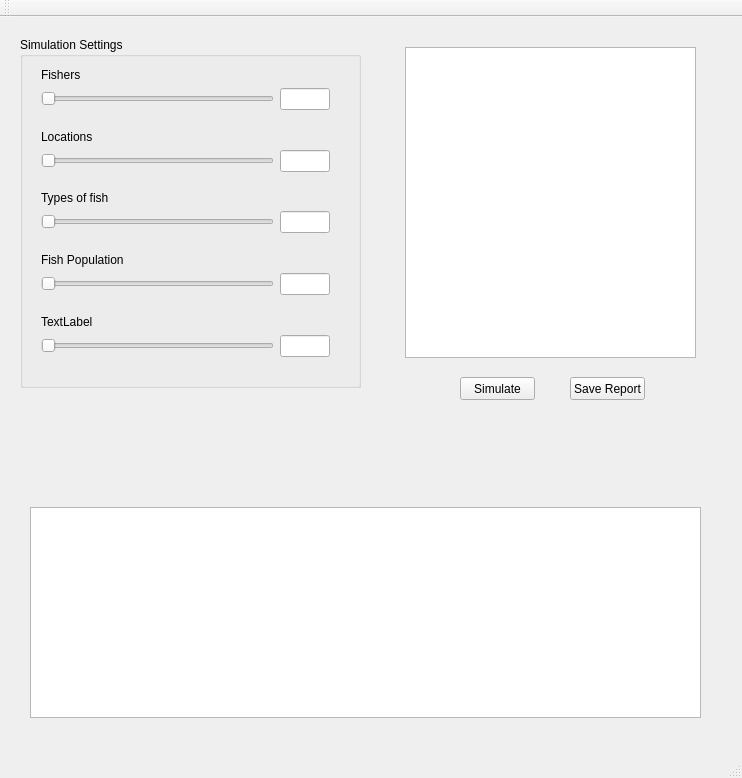
Before: the Qt Designer form CrowdAnalysys/mainwindow.ui in AlexanderJHill/Software-Engineering, drawn with Qt 5.
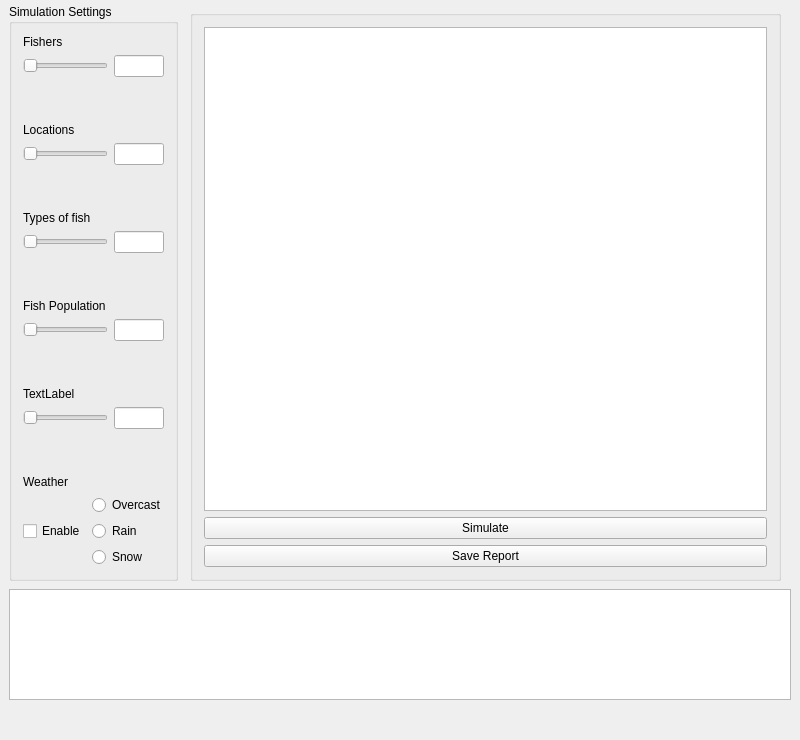
After: the same form once the commit is applied.

Commit message: further GUI rearranging

What changed in the file:
```diff
--- a/CrowdAnalysys/mainwindow.ui
+++ b/CrowdAnalysys/mainwindow.ui
@@ -6,45 +6,26 @@
    <rect>
     <x>0</x>
     <y>0</y>
-    <width>742</width>
-    <height>778</height>
+    <width>800</width>
+    <height>740</height>
    </rect>
   </property>
   <property name="windowTitle">
    <string>MainWindow</string>
   </property>
   <widget class="QWidget" name="centralWidget">
-   <widget class="QTextBrowser" name="textBrowser">
-    <property name="geometry">
-     <rect>
-      <x>405</x>
-      <y>30</y>
-      <width>291</width>
-      <height>311</height>
-     </rect>
-    </property>
-   </widget>
    <widget class="QGroupBox" name="groupBox">
     <property name="geometry">
      <rect>
-      <x>20</x>
-      <y>20</y>
-      <width>341</width>
-      <height>351</height>
+      <x>9</x>
+      <y>4</y>
+      <width>169</width>
+      <height>577</height>
      </rect>
     </property>
     <property name="title">
      <string>Simulation Settings</string>
     </property>
-    <widget class="QWidget" name="verticalLayoutWidget">
-     <property name="geometry">
-      <rect>
-       <x>10</x>
-       <y>20</y>
-       <width>311</width>
-       <height>311</height>
-      </rect>
-     </property>
      <layout class="QVBoxLayout" name="verticalLayout">
       <item>
        <widget class="QLabel" name="label">
@@ -87,8 +68,8 @@
         </property>
         <property name="sizeHint" stdset="0">
          <size>
-          <width>20</width>
-          <height>40</height>
+         <width>146</width>
+         <height>34</height>
          </size>
         </property>
        </spacer>
@@ -134,8 +115,8 @@
         </property>
         <property name="sizeHint" stdset="0">
          <size>
-          <width>20</width>
-          <height>40</height>
+         <width>146</width>
+         <height>33</height>
          </size>
         </property>
        </spacer>
@@ -181,8 +162,8 @@
         </property>
         <property name="sizeHint" stdset="0">
          <size>
-          <width>20</width>
-          <height>40</height>
+         <width>146</width>
+         <height>34</height>
          </size>
         </property>
        </spacer>
@@ -222,8 +203,8 @@
         </property>
         <property name="sizeHint" stdset="0">
          <size>
-          <width>20</width>
-          <height>40</height>
+         <width>146</width>
+         <height>33</height>
          </size>
         </property>
        </spacer>
@@ -256,44 +237,114 @@
         </item>
        </layout>
       </item>
-     </layout>
-    </widget>
+     <item>
+      <spacer name="verticalSpacer_5">
+       <property name="orientation">
+        <enum>Qt::Vertical</enum>
+       </property>
+       <property name="sizeHint" stdset="0">
+        <size>
+         <width>138</width>
+         <height>25</height>
+        </size>
+       </property>
+      </spacer>
+     </item>
+     <item>
+      <widget class="QLabel" name="label_6">
+       <property name="text">
+        <string>Weather</string>
+       </property>
+      </widget>
+     </item>
+     <item>
+      <layout class="QHBoxLayout" name="horizontalLayout_6">
+       <item>
+        <widget class="QCheckBox" name="checkBox">
+         <property name="text">
+          <string>Enable</string>
+         </property>
+        </widget>
+       </item>
+       <item>
+        <layout class="QVBoxLayout" name="verticalLayout_3">
+         <item>
+          <widget class="QRadioButton" name="radioButton_3">
+           <property name="text">
+            <string>Overcast</string>
+           </property>
+          </widget>
+         </item>
+         <item>
+          <widget class="QRadioButton" name="radioButton_2">
+           <property name="text">
+            <string>Rain</string>
+           </property>
+          </widget>
+         </item>
+         <item>
+          <widget class="QRadioButton" name="radioButton">
+           <property name="text">
+            <string>Snow</string>
+           </property>
+          </widget>
+         </item>
+        </layout>
+       </item>
+      </layout>
+     </item>
+    </layout>
+   </widget>
+   <widget class="QGraphicsView" name="graphicsView">
+    <property name="geometry">
+     <rect>
+      <x>9</x>
+      <y>589</y>
+      <width>782</width>
+      <height>111</height>
+     </rect>
+    </property>
    </widget>
+   <widget class="QGroupBox" name="groupBox_2">
+    <property name="enabled">
+     <bool>true</bool>
+    </property>
+    <property name="geometry">
+     <rect>
+      <x>190</x>
+      <y>10</y>
+      <width>591</width>
+      <height>571</height>
+     </rect>
+    </property>
+    <property name="title">
+     <string/>
+    </property>
+    <property name="flat">
+     <bool>false</bool>
+    </property>
+    <property name="checkable">
+     <bool>false</bool>
+    </property>
+    <layout class="QVBoxLayout" name="verticalLayout_4">
+     <item>
+      <widget class="QTextBrowser" name="textBrowser"/>
+     </item>
+     <item>
    <widget class="QPushButton" name="pushButton">
-    <property name="geometry">
-     <rect>
-      <x>460</x>
-      <y>360</y>
-      <width>75</width>
-      <height>23</height>
-     </rect>
-    </property>
     <property name="text">
      <string>Simulate</string>
     </property>
    </widget>
+     </item>
+     <item>
    <widget class="QPushButton" name="pushButton_2">
-    <property name="geometry">
-     <rect>
-      <x>570</x>
-      <y>360</y>
-      <width>75</width>
-      <height>23</height>
-     </rect>
-    </property>
     <property name="text">
      <string>Save Report</string>
     </property>
    </widget>
-   <widget class="QGraphicsView" name="graphicsView">
-    <property name="geometry">
-     <rect>
-      <x>30</x>
-      <y>490</y>
-      <width>671</width>
-      <height>211</height>
-     </rect>
-    </property>
+     </item>
+    </layout>
    </widget>
   </widget>
   <widget class="QMenuBar" name="menuBar">
@@ -306,15 +357,6 @@
     </rect>
    </property>
   </widget>
-  <widget class="QToolBar" name="mainToolBar">
-   <attribute name="toolBarArea">
-    <enum>TopToolBarArea</enum>
-   </attribute>
-   <attribute name="toolBarBreak">
-    <bool>false</bool>
-   </attribute>
-  </widget>
-  <widget class="QStatusBar" name="statusBar"/>
  </widget>
  <layoutdefault spacing="6" margin="11"/>
  <resources/>
```
Left out of the diff: 2 changed lines with no effect on the pictures. Lines whose indentation alone changed are shown as unchanged. The commit also changes 7 other files.
